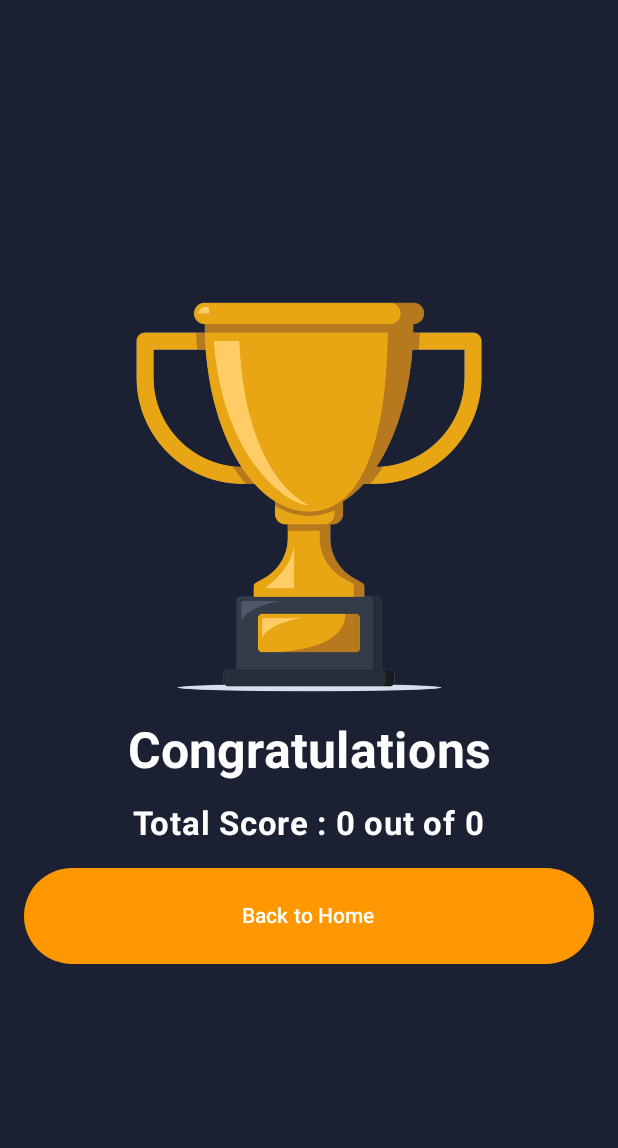
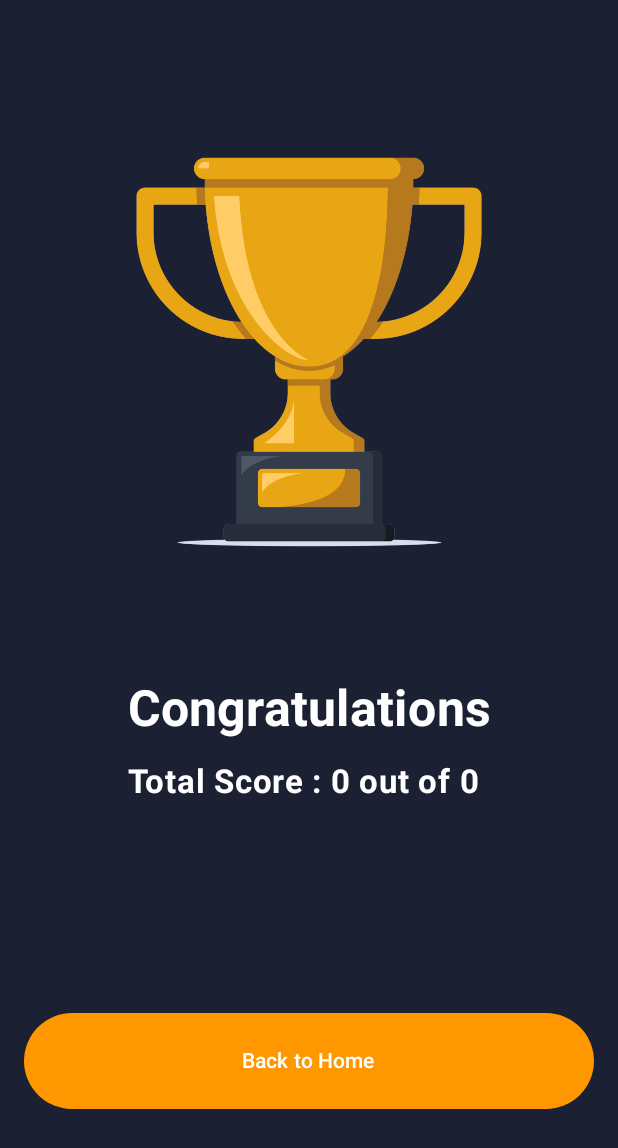
Before and after one commit to ferdoushasan69/QuizApps, an Android app built with Jetpack Compose: the composable ResultScreen called with empty values, on a phone screen of 412 x 824 dp. Shown: the top 1148 px of the screen. Run offline under Robolectric (Android 15) with nearby library versions, the phone set to English and light mode, and no system bars.

Commit message:
commit updated

```diff
--- a/app/src/main/java/com/example/quizapps/presentation/result/ResultScreen.kt
+++ b/app/src/main/java/com/example/quizapps/presentation/result/ResultScreen.kt
@@ -8,6 +8,7 @@ import androidx.compose.foundation.layout.Box
 import androidx.compose.foundation.layout.Column
 import androidx.compose.foundation.layout.Spacer
 import androidx.compose.foundation.layout.fillMaxSize
+import androidx.compose.foundation.layout.fillMaxWidth
 import androidx.compose.foundation.layout.height
 import androidx.compose.foundation.layout.padding
 import androidx.compose.foundation.layout.size
@@ -36,13 +37,14 @@ fun ResultScreen(totalScore: Int, quizSize: Int,backHome:()->Unit) {
             .background(bgColor)
             .padding(16.dp),
         horizontalAlignment = Alignment.CenterHorizontally,
-        verticalArrangement = Arrangement.Center
+        verticalArrangement = Arrangement.SpaceEvenly
     ) {
         Image(
             painterResource(R.drawable.trophy),
             contentDescription = null,
             modifier = Modifier.size(300.dp)
         )
+Column {
     Text(
         "Congratulations",
         fontSize = 33.sp,
@@ -56,8 +58,10 @@ fun ResultScreen(totalScore: Int, quizSize: Int,backHome:()->Unit) {
         color = MaterialTheme.colorScheme.onPrimary,
         fontWeight = FontWeight.Bold
     )
-        Spacer(Modifier.height(16.dp))
+}
+        Spacer(Modifier.height(3.dp))
 
+      Box(modifier = Modifier.fillMaxWidth(), contentAlignment = Alignment.BottomCenter){
           ButtonBox(
               text = "Back to Home",
               color = optionSelectedColor,
@@ -67,5 +71,6 @@ fun ResultScreen(totalScore: Int, quizSize: Int,backHome:()->Unit) {
               fraction = 1f,
           )
       }
+    }
 
 }
```
Also changed, not shown: 1 other file. Lines whose indentation alone changed are shown as unchanged.
